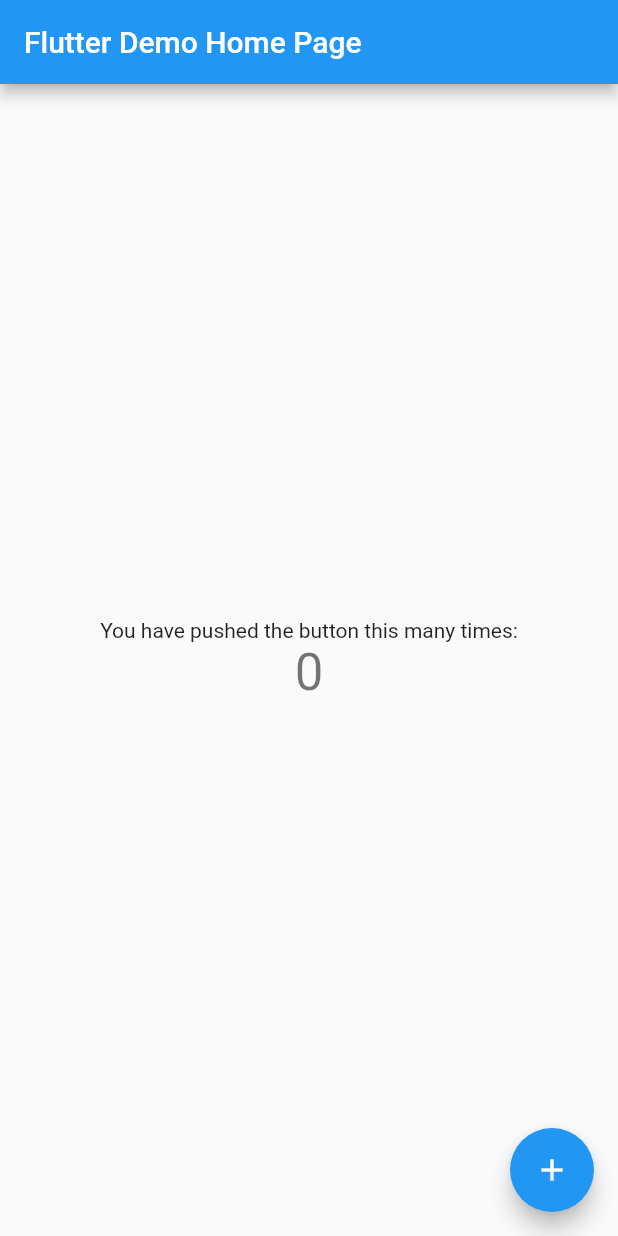
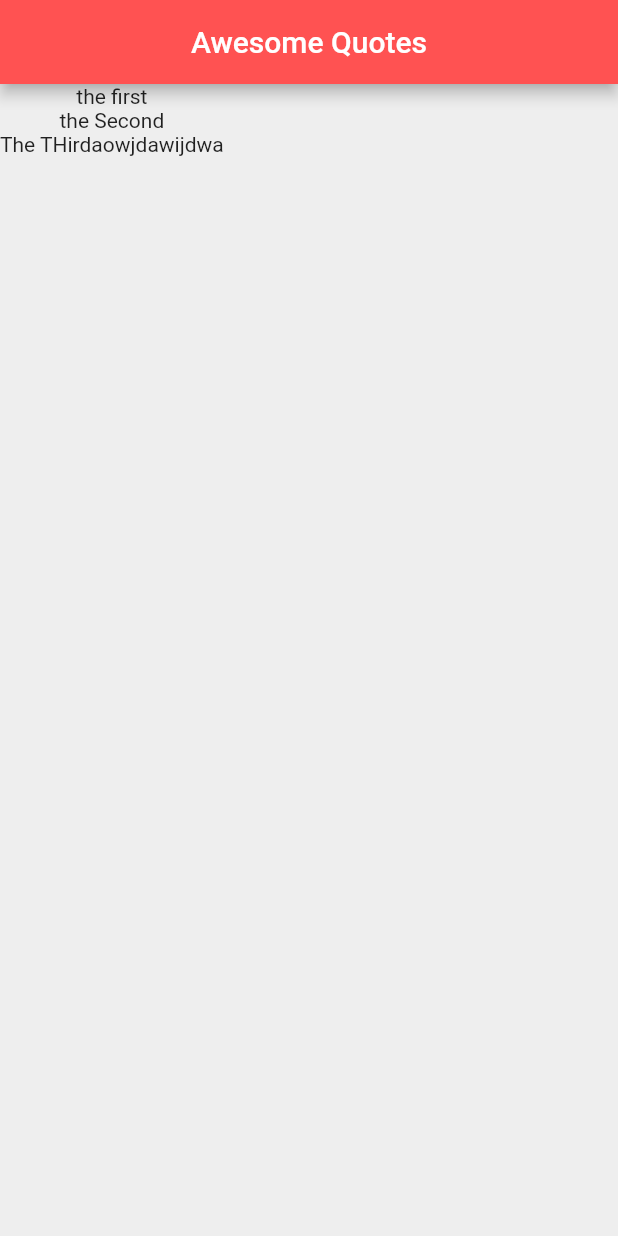
Before and after one commit to pzauta/quotes, a Flutter app: the screen it shows after launch, on a phone screen of 412 x 824 dp. Run offline on Flutter 3.47's test engine with Material 2 defaults, Android fonts, the phone set to English and light mode, and no system bars.

Commit message:
using the first List

```diff
--- a/lib/main.dart
+++ b/lib/main.dart
@@ -1,115 +1,41 @@
 import 'package:flutter/material.dart';
 
-void main() {
-  runApp(const MyApp());
+void main() => runApp(MaterialApp(
+  home: QuoteList(),
+));
+
+
+
+
+class QuoteList extends StatefulWidget {
+  const QuoteList({Key? key}) : super(key: key);
+
+  @override
+  _QuoteListState createState() => _QuoteListState();
 }
 
-class MyApp extends StatelessWidget {
-  const MyApp({Key? key}) : super(key: key);
+class _QuoteListState extends State<QuoteList> {
 
-  // This widget is the root of your application.
+  List<String> quotes = [
+    "the first",
+    "the Second",
+    "The THirdaowjdawijdwa",
+  ];
+
   @override
   Widget build(BuildContext context) {
-    return MaterialApp(
-      title: 'Flutter Demo',
-      theme: ThemeData(
-        // This is the theme of your application.
-        //
-        // Try running your application with "flutter run". You'll see the
-        // application has a blue toolbar. Then, without quitting the app, try
-        // changing the primarySwatch below to Colors.green and then invoke
-        // "hot reload" (press "r" in the console where you ran "flutter run",
-        // or simply save your changes to "hot reload" in a Flutter IDE).
-        // Notice that the counter didn't reset back to zero; the application
-        // is not restarted.
-        primarySwatch: Colors.blue,
+    return Scaffold(
+      backgroundColor: Colors.grey[200],
+      appBar: AppBar(
+        title: Text("Awesome Quotes"),
+        centerTitle: true,
+        backgroundColor: Colors.redAccent,
       ),
-      home: const MyHomePage(title: 'Flutter Demo Home Page'),
+      body: Column(
+        children: quotes.map((quote){
+          return Text(quote);
+        }).toList(),
+      ),
     );
   }
 }
-
-class MyHomePage extends StatefulWidget {
-  const MyHomePage({Key? key, required this.title}) : super(key: key);
-
-  // This widget is the home page of your application. It is stateful, meaning
-  // that it has a State object (defined below) that contains fields that affect
-  // how it looks.
-
-  // This class is the configuration for the state. It holds the values (in this
-  // case the title) provided by the parent (in this case the App widget) and
-  // used by the build method of the State. Fields in a Widget subclass are
-  // always marked "final".
-
-  final String title;
-
-  @override
-  State<MyHomePage> createState() => _MyHomePageState();
-}
-
-class _MyHomePageState extends State<MyHomePage> {
-  int _counter = 0;
-
-  void _incrementCounter() {
-    setState(() {
-      // This call to setState tells the Flutter framework that something has
-      // changed in this State, which causes it to rerun the build method below
-      // so that the display can reflect the updated values. If we changed
-      // _counter without calling setState(), then the build method would not be
-      // called again, and so nothing would appear to happen.
-      _counter++;
-    });
-  }
-
-  @override
-  Widget build(BuildContext context) {
-    // This method is rerun every time setState is called, for instance as done
-    // by the _incrementCounter method above.
-    //
-    // The Flutter framework has been optimized to make rerunning build methods
-    // fast, so that you can just rebuild anything that needs updating rather
-    // than having to individually change instances of widgets.
-    return Scaffold(
-      appBar: AppBar(
-        // Here we take the value from the MyHomePage object that was created by
-        // the App.build method, and use it to set our appbar title.
-        title: Text(widget.title),
-      ),
-      body: Center(
-        // Center is a layout widget. It takes a single child and positions it
-        // in the middle of the parent.
-        child: Column(
-          // Column is also a layout widget. It takes a list of children and
-          // arranges them vertically. By default, it sizes itself to fit its
-          // children horizontally, and tries to be as tall as its parent.
-          //
-          // Invoke "debug painting" (press "p" in the console, choose the
-          // "Toggle Debug Paint" action from the Flutter Inspector in Android
-          // Studio, or the "Toggle Debug Paint" command in Visual Studio Code)
-          // to see the wireframe for each widget.
-          //
-          // Column has various properties to control how it sizes itself and
-          // how it positions its children. Here we use mainAxisAlignment to
-          // center the children vertically; the main axis here is the vertical
-          // axis because Columns are vertical (the cross axis would be
-          // horizontal).
-          mainAxisAlignment: MainAxisAlignment.center,
-          children: <Widget>[
-            const Text(
-              'You have pushed the button this many times:',
-            ),
-            Text(
-              '$_counter',
-              style: Theme.of(context).textTheme.headline4,
-            ),
-          ],
-        ),
-      ),
-      floatingActionButton: FloatingActionButton(
-        onPressed: _incrementCounter,
-        tooltip: 'Increment',
-        child: const Icon(Icons.add),
-      ), // This trailing comma makes auto-formatting nicer for build methods.
-    );
-  }
-}
```
Also changed, not shown: 1 other file.
